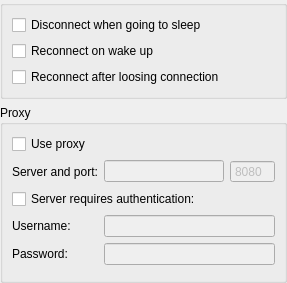
This is src/widgets/settingpages/ConnectionSettings.ui in KittyIM/Client as Qt 5 draws it before an edit. The edited form follows.
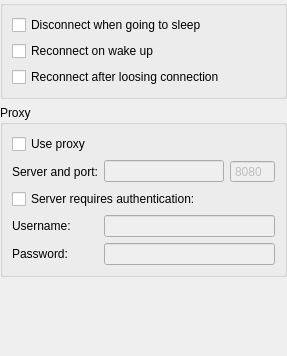
This is the edited form. Custom widgets are drawn as their Qt base class.

Diff of the .ui file:
```diff
--- a/src/widgets/settingpages/ConnectionSettings.ui
+++ b/src/widgets/settingpages/ConnectionSettings.ui
@@ -7,7 +7,7 @@
     <x>0</x>
     <y>0</y>
     <width>287</width>
-    <height>260</height>
+    <height>356</height>
    </rect>
   </property>
   <property name="windowTitle">
@@ -145,19 +145,6 @@
         </property>
        </widget>
       </item>
-      <item row="7" column="0" colspan="2">
-       <spacer name="spacer">
-        <property name="orientation">
-         <enum>Qt::Vertical</enum>
-        </property>
-        <property name="sizeHint" stdset="0">
-         <size>
-          <width>20</width>
-          <height>126</height>
-         </size>
-        </property>
-       </spacer>
-      </item>
       <item row="4" column="0">
        <widget class="QLabel" name="passwordLabel">
         <property name="text">
@@ -178,6 +165,19 @@
      </layout>
     </widget>
    </item>
+   <item>
+    <spacer name="verticalSpacer">
+     <property name="orientation">
+      <enum>Qt::Vertical</enum>
+     </property>
+     <property name="sizeHint" stdset="0">
+      <size>
+       <width>20</width>
+       <height>83</height>
+      </size>
+     </property>
+    </spacer>
+   </item>
   </layout>
  </widget>
  <customwidgets>
```
Left out of the diff: 3 changed lines with no effect on the pictures.
